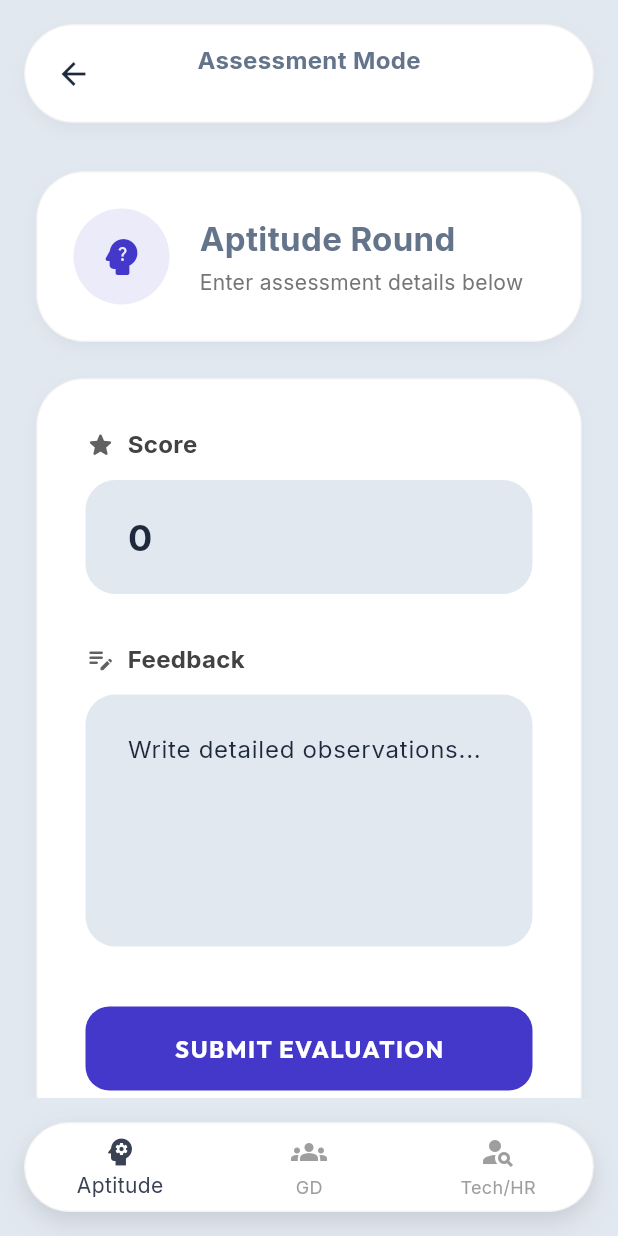
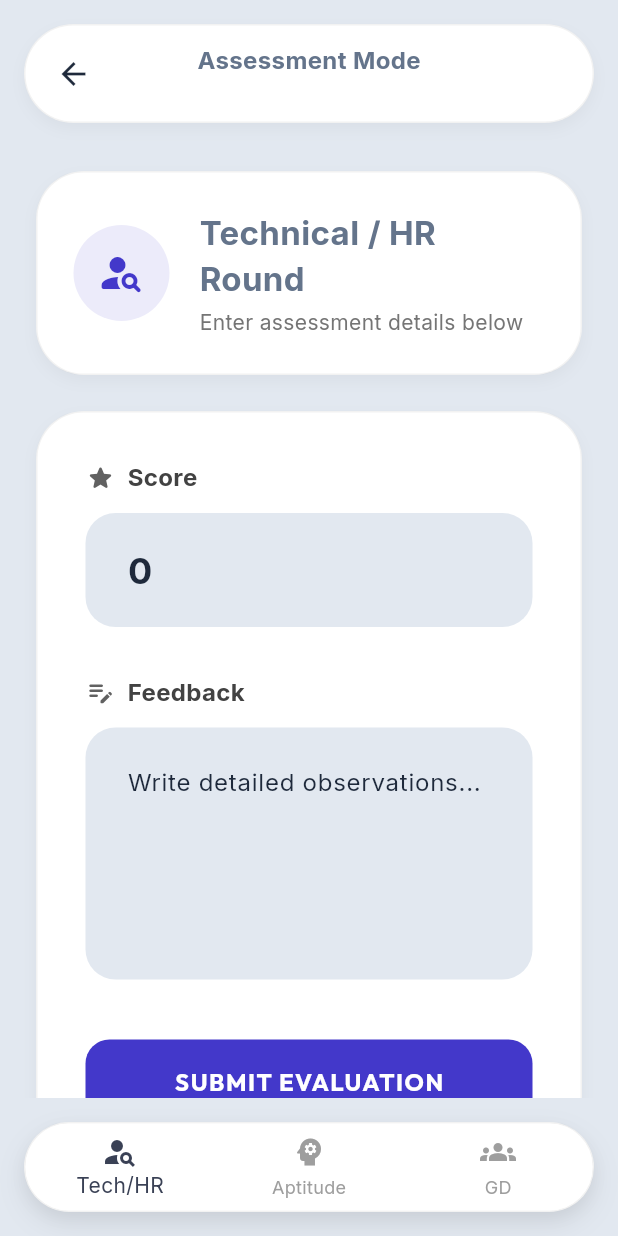
Before and after one commit to mhdfaizal03/mockathon, a Flutter app: the NavbarHome screen opened directly with empty values, on a phone screen of 412 x 824 dp. Run offline on Flutter 3.47's test engine with Material 3 defaults, Android fonts, the phone set to English and light mode, and no system bars; drawn by our look-alikes of flutter_animate; our stand-ins replace cloud_firestore, csv, file_picker, firebase_auth, firebase_core, firebase_messaging and 2 more; missing offline and left inert: dart:html; accounts and stored records are empty.

Commit message:
last commit

```diff
--- a/lib/interviewer/navbar_home.dart
+++ b/lib/interviewer/navbar_home.dart
@@ -24,9 +24,9 @@ class _NavbarHomeState extends State<NavbarHome> {
   @override
   Widget build(BuildContext context) {
     final List<Widget> pages = [
+      HrMarkPage(studentId: widget.studentId),
       AptitudeMarkPage(studentId: widget.studentId),
       GdMarkPage(studentId: widget.studentId),
-      HrMarkPage(studentId: widget.studentId),
     ];
 
     return Scaffold(
@@ -90,9 +90,9 @@ class _NavbarHomeState extends State<NavbarHome> {
             ),
           ),
           const SizedBox(height: 48),
-          _buildSidebarItem(0, Icons.psychology, "Aptitude"),
-          _buildSidebarItem(1, Icons.groups, "Group Disc."),
-          _buildSidebarItem(2, Icons.person_search, "Technical / HR"),
+          _buildSidebarItem(0, Icons.person_search, "Technical / HR"),
+          _buildSidebarItem(1, Icons.psychology, "Aptitude"),
+          _buildSidebarItem(2, Icons.groups, "Group Disc."),
           const Spacer(),
           Padding(
             padding: const EdgeInsets.all(24),
@@ -169,14 +169,14 @@ class _NavbarHomeState extends State<NavbarHome> {
           onTap: (index) => setState(() => _currentIndex = index),
           items: const [
             BottomNavigationBarItem(
+              icon: Icon(Icons.person_search),
+              label: 'Tech/HR',
+            ),
+            BottomNavigationBarItem(
               icon: Icon(Icons.psychology),
               label: 'Aptitude',
             ),
             BottomNavigationBarItem(icon: Icon(Icons.groups), label: 'GD'),
-            BottomNavigationBarItem(
-              icon: Icon(Icons.person_search),
-              label: 'Tech/HR',
-            ),
           ],
         ),
       ),
```
Also changed, not shown: 1 other file.
